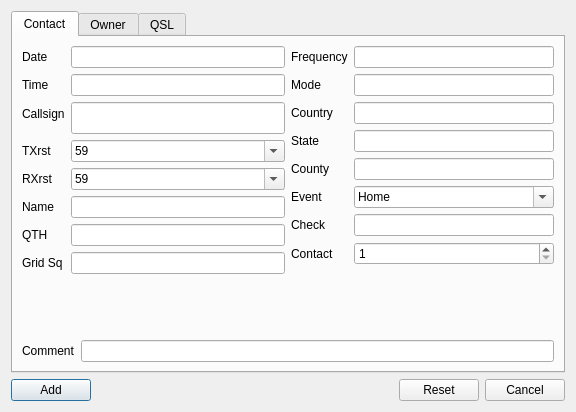
Before: the Qt Designer form N6LYT/Qt/trunk/src/QtLogger/adddialog.ui in TAPR/OpenHPSDR-SVN, drawn with Qt 5.
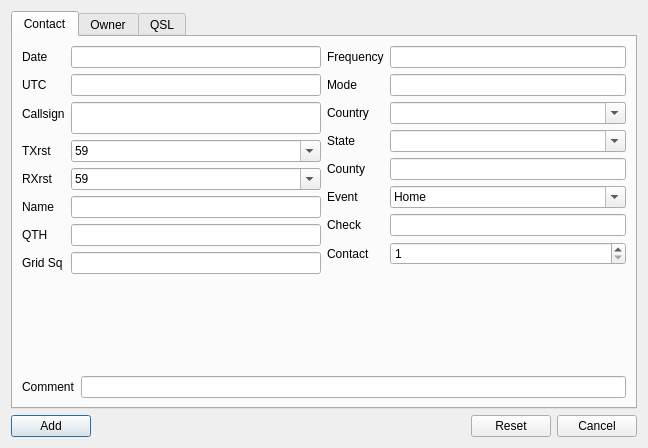
After: the same form once the commit is applied.

Diff of the .ui file:
```diff
--- a/N6LYT/Qt/trunk/src/QtLogger/adddialog.ui
+++ b/N6LYT/Qt/trunk/src/QtLogger/adddialog.ui
@@ -6,8 +6,8 @@
    <rect>
     <x>0</x>
     <y>0</y>
-    <width>576</width>
-    <height>412</height>
+    <width>648</width>
+    <height>448</height>
    </rect>
   </property>
   <property name="windowTitle">
@@ -50,7 +50,7 @@
            <item row="1" column="0">
             <widget class="QLabel" name="label_2">
              <property name="text">
-              <string>Time</string>
+              <string>UTC</string>
              </property>
             </widget>
            </item>
@@ -418,7 +418,17 @@
             </widget>
            </item>
            <item row="5" column="1">
-            <widget class="QLineEdit" name="nameEdit"/>
+            <widget class="QLineEdit" name="nameEdit">
+             <property name="sizePolicy">
+              <sizepolicy hsizetype="MinimumExpanding" vsizetype="Fixed">
+               <horstretch>0</horstretch>
+               <verstretch>0</verstretch>
+              </sizepolicy>
+             </property>
+             <property name="toolTip">
+              <string>Name of contact</string>
+             </property>
+            </widget>
            </item>
            <item row="6" column="0">
             <widget class="QLabel" name="label_8">
@@ -505,13 +515,11 @@
             </widget>
            </item>
            <item row="2" column="1">
-            <widget class="QLineEdit" name="modeEdit"/>
-           </item>
-           <item row="3" column="1">
-            <widget class="QLineEdit" name="countryEdit"/>
-           </item>
-           <item row="4" column="1">
-            <widget class="QLineEdit" name="subdivisionEdit"/>
+            <widget class="QLineEdit" name="modeEdit">
+             <property name="toolTip">
+              <string>Mode read from QtRadio</string>
+             </property>
+            </widget>
            </item>
            <item row="9" column="1">
             <widget class="QSpinBox" name="contactBox">
@@ -545,6 +553,32 @@
              </property>
             </widget>
            </item>
+           <item row="3" column="1">
+            <widget class="QComboBox" name="countryBox">
+             <property name="enabled">
+              <bool>true</bool>
+             </property>
+             <property name="toolTip">
+              <string>Country, will change as you enter callsign</string>
+             </property>
+             <property name="editable">
+              <bool>true</bool>
+             </property>
+             <property name="frame">
+              <bool>true</bool>
+             </property>
+            </widget>
+           </item>
+           <item row="4" column="1">
+            <widget class="QComboBox" name="subdivisionBox">
+             <property name="toolTip">
+              <string>Subdivision, will change as you enter callsign</string>
+             </property>
+             <property name="editable">
+              <bool>true</bool>
+             </property>
+            </widget>
+           </item>
           </layout>
          </item>
          <item row="1" column="0" colspan="2">
```
Left out of the diff: 62 changed lines with no effect on the pictures.
